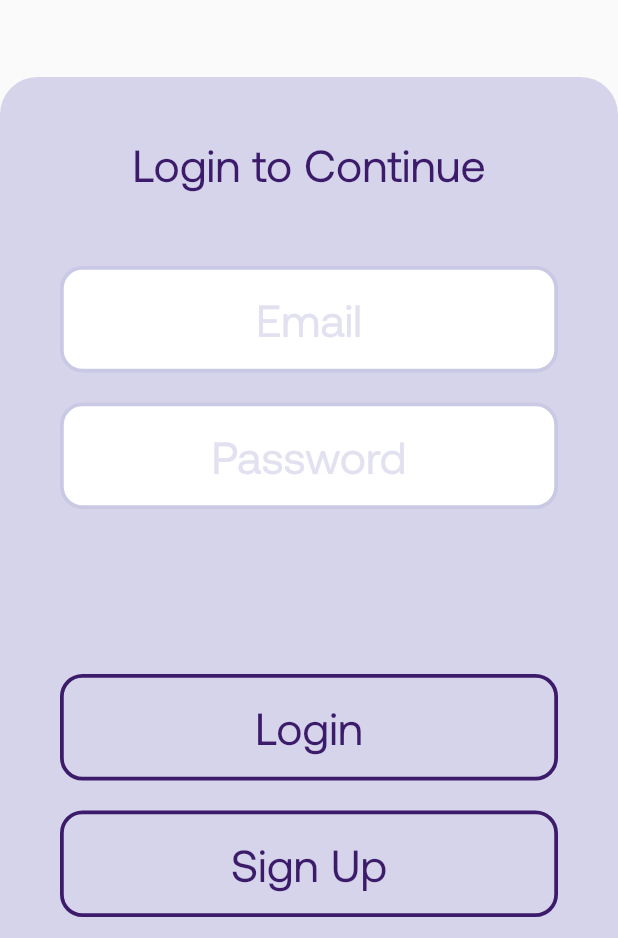
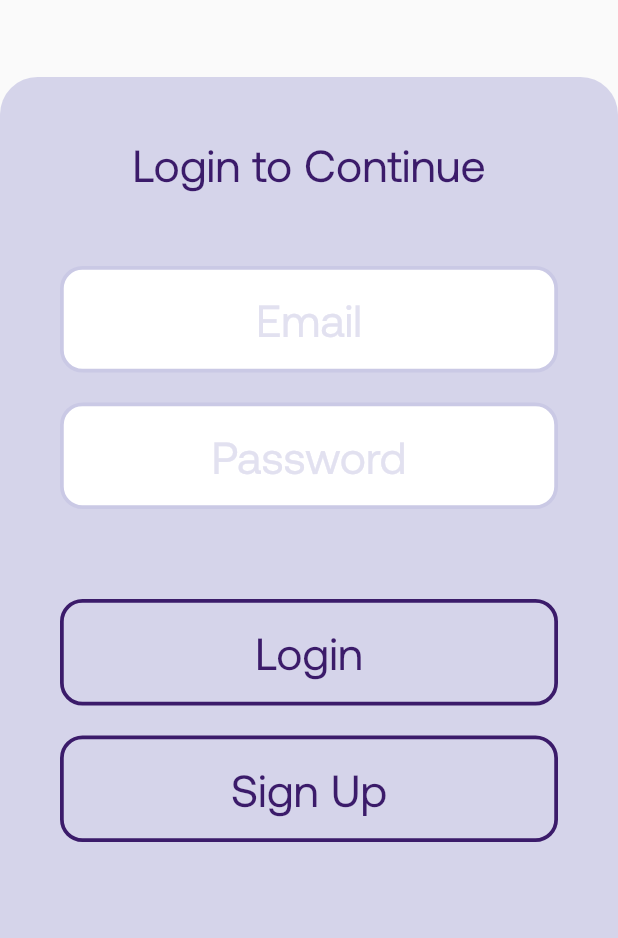
Before and after one commit to minhtran241/PowerOfWordsProject, a Flutter app: the screen it shows after launch, after a tap on "Get Start", on a phone screen of 412 x 824 dp, the part 298-1236 px from its top. Run offline on Flutter 3.47's test engine with Material 2 defaults, Android fonts, the phone set to English and light mode, and no system bars; our stand-ins replace cloud_firestore, firebase_auth, firebase_core, firebase_database, flutter_svg, font_awesome_flutter and 2 more; missing offline and left inert: loading, rect_getter, sentiment_dart; accounts and stored records are empty.

Commit message:
change some scaling

```diff
--- a/power_of_words/lib/screen/loginPage.dart
+++ b/power_of_words/lib/screen/loginPage.dart
@@ -4,6 +4,16 @@ import 'package:flutter/material.dart';
 import '../auth/authentication_service.dart';
 import '../model/user.dart';
 import 'package:provider/provider.dart';
+
+final TextEditingController emailController = TextEditingController();
+final TextEditingController passwordController = TextEditingController();
+final TextEditingController firstName = TextEditingController();
+final TextEditingController lastName = TextEditingController();
+final TextEditingController gender = TextEditingController();
+final TextEditingController race = TextEditingController();
+final _textController = TextEditingController();
+final TextEditingController email = TextEditingController();
+final TextEditingController password = TextEditingController();
 
 class LoginPage extends StatefulWidget {
   @override
@@ -12,7 +22,6 @@ class LoginPage extends StatefulWidget {
 
 class _LoginPageState extends State<LoginPage> {
   // Create a text controller  to retrieve the value
-  final _textController = TextEditingController();
   String title = "Welcome\nTo\nPower of Words";
   String second =
       "Your Number One Personal Journey.Where every one of your thoughts is cared for properly.\n\nJoin us to improve your mental wellbeing!";
@@ -38,13 +47,7 @@ class _LoginPageState extends State<LoginPage> {
   var notPurple = Color(0xFFD5D4EA);
   bool isKeyboardVisible = false;
 
-  TextEditingController email = TextEditingController();
-  TextEditingController password = TextEditingController();
   DateTime birthday = DateTime(1950 - 05 - 10);
-  TextEditingController firstName = TextEditingController();
-  TextEditingController lastName = TextEditingController();
-  TextEditingController gender = TextEditingController();
-  TextEditingController race = TextEditingController();
 
   void _showDialog(Widget child) {
     showCupertinoModalPopup<void>(
@@ -70,8 +73,7 @@ class _LoginPageState extends State<LoginPage> {
   Widget build(BuildContext context) {
     final DateTime now = DateTime.now();
     final authService = Provider.of<AuthenticationService>(context);
-    final TextEditingController emailController = TextEditingController();
-    final TextEditingController passwordController = TextEditingController();
+
     _loginYOffset = windowHeight;
     _RegisterYOffset = windowHeight;
     _nextYOffset = windowHeight;
@@ -242,7 +244,7 @@ class _LoginPageState extends State<LoginPage> {
                 ),
               ]),
               Container(
-                margin: EdgeInsets.only(top: 30, bottom: 100),
+                margin: EdgeInsets.only(top: 30),
                 child: Column(children: <Widget>[
                   InputBox(
                     flag: false,
@@ -256,14 +258,16 @@ class _LoginPageState extends State<LoginPage> {
                   ),
                 ]),
               ),
+              SizedBox(height: 50),
               Flexible(
                   child: Column(children: <Widget>[
                 GestureDetector(
-                  onTap: () {
-                    authService.signIn(
-                        email: emailController.text,
-                        password: passwordController.text);
-                  },
+                  onTap: testConditionLogin(emailController.text.toString(),
+                          passwordController.text.toString())
+                      ? () => authService.signIn(
+                          email: emailController.text,
+                          password: passwordController.text)
+                      : null,
                   child: PrimaryButton(btnText: 'Login'),
                 ),
                 GestureDetector(
@@ -293,7 +297,7 @@ class _LoginPageState extends State<LoginPage> {
                   topLeft: Radius.circular(25), topRight: Radius.circular(25))),
           child: Column(children: <Widget>[
             Container(
-              margin: EdgeInsets.only(bottom: 160),
+              margin: EdgeInsets.only(bottom: 100),
               child: Column(
                 children: <Widget>[
                   InputBox(
@@ -306,6 +310,7 @@ class _LoginPageState extends State<LoginPage> {
                     btnText: "Password",
                     controller: password,
                   ),
+                  SizedBox(height: 30),
                   const Text('Birthday'),
                   CupertinoButton(
                     // Display a CupertinoDatePicker in date picker mode.
@@ -357,7 +362,7 @@ class _LoginPageState extends State<LoginPage> {
           child: Column(
             children: <Widget>[
               Container(
-                margin: EdgeInsets.only(bottom: 70),
+                margin: EdgeInsets.only(bottom: 30),
                 child: Column(
                   children: <Widget>[
                     InputBox(
@@ -535,3 +540,10 @@ class _PrimaryButtonState extends State<PrimaryButton> {
         )));
   }
 }
+
+bool testConditionLogin(String a, String b) {
+  if (a.contains('@') && a.contains('.') && b.isNotEmpty) {
+    return true;
+  }
+  return false;
+}
```
Also changed, not shown: 26 other files.
